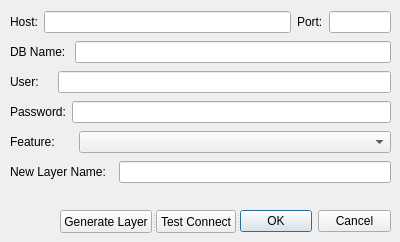
Before: the Qt Designer form Suntec/QgisPyPlugin/RdbViewer/GenerateNewLayerDlgDesign.ui in 15831944/tphProjects, drawn with Qt 5.
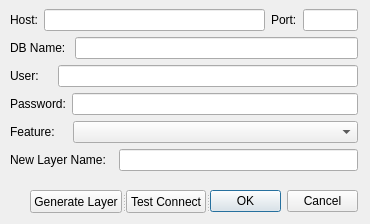
After: the same form once the commit is applied.

The edit to the form file:
```diff
--- a/Suntec/QgisPyPlugin/RdbViewer/GenerateNewLayerDlgDesign.ui
+++ b/Suntec/QgisPyPlugin/RdbViewer/GenerateNewLayerDlgDesign.ui
@@ -6,8 +6,8 @@
    <rect>
     <x>0</x>
     <y>0</y>
-    <width>400</width>
-    <height>242</height>
+    <width>370</width>
+    <height>224</height>
    </rect>
   </property>
   <property name="windowTitle">
@@ -18,8 +18,8 @@
     <rect>
      <x>10</x>
      <y>9</y>
-     <width>381</width>
-     <height>181</height>
+     <width>348</width>
+     <height>164</height>
     </rect>
    </property>
    <layout class="QVBoxLayout" name="verticalLayout">
@@ -122,9 +122,9 @@
   <widget class="QSplitter" name="splitter">
    <property name="geometry">
     <rect>
-     <x>60</x>
-     <y>210</y>
-     <width>331</width>
+     <x>30</x>
+     <y>190</y>
+     <width>328</width>
      <height>23</height>
     </rect>
    </property>
```
